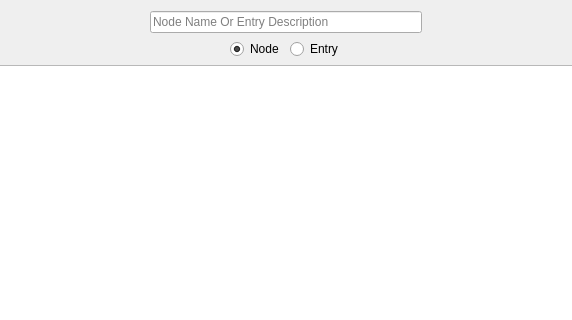
Old version of the form search/dialog/searchdialog.ui in the repository ytxerp/ytx-client; both pictures show x 134 to 706 and y 0 to 320 of the 840 by 531 pixel window.
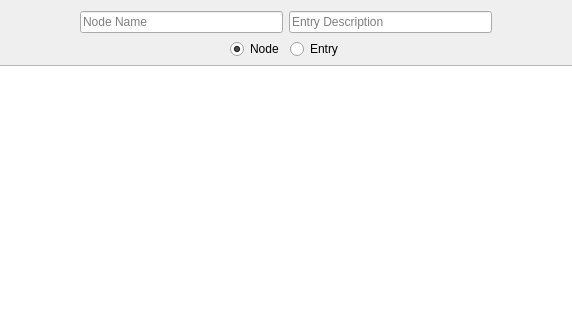
New version of the form.

The edit to the form file:
```diff
--- a/search/dialog/searchdialog.ui
+++ b/search/dialog/searchdialog.ui
@@ -29,7 +29,14 @@
      <item>
       <widget class="QLineEdit" name="lineEdit">
        <property name="placeholderText">
-        <string>Node Name Or Entry Description</string>
+        <string>Node Name</string>
+       </property>
+      </widget>
+     </item>
+     <item>
+      <widget class="QLineEdit" name="lineEditEntry">
+       <property name="placeholderText">
+        <string>Entry Description</string>
        </property>
       </widget>
      </item>
```
Left out of the diff: 4 changed lines with no effect on the pictures.
